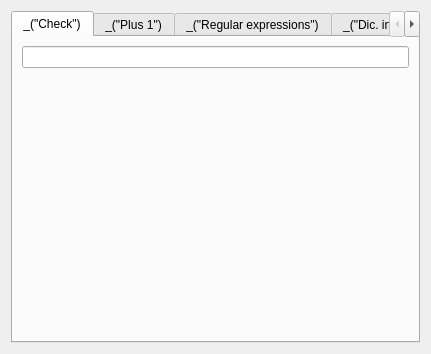
cjlano/eliot, file qt/ui/dic_tools_widget.ui: the form before one commit.
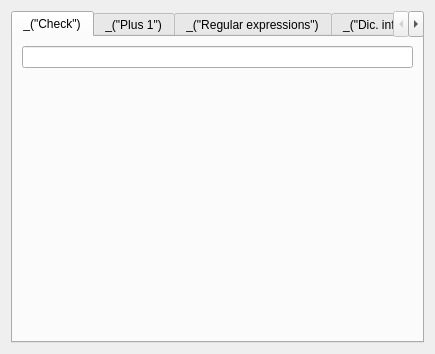
The form after the commit.

Commit message: Display the alternative inputs in the dictionary information tab

Patch:
```diff
--- a/qt/ui/dic_tools_widget.ui
+++ b/qt/ui/dic_tools_widget.ui
@@ -1,11 +1,11 @@
 <ui version="4.0" >
  <class>DicToolsWidget</class>
- <widget class="QWidget" name="DicToolsWidget" >
-  <property name="geometry" >
+ <widget class="QWidget" name="DicToolsWidget">
+  <property name="geometry">
    <rect>
     <x>0</x>
     <y>0</y>
-    <width>431</width>
+    <width>435</width>
     <height>354</height>
    </rect>
   </property>
@@ -18,17 +18,9 @@
      <property name="currentIndex" >
       <number>0</number>
      </property>
-     <widget class="QWidget" name="tabCheck" >
-      <property name="geometry" >
-       <rect>
-        <x>0</x>
-        <y>0</y>
-        <width>409</width>
-        <height>308</height>
-       </rect>
-      </property>
-      <attribute name="title" >
-       <string>_("Check")</string>
+     <widget class="QWidget" name="tabCheck">
+      <attribute name="title">
+       <string>_(&quot;Check&quot;)</string>
       </attribute>
       <layout class="QVBoxLayout" name="verticalLayout_5" >
        <item>
```
Left out of the diff: 179 changed lines with no effect on the pictures. The commit also changes 5 other files.
